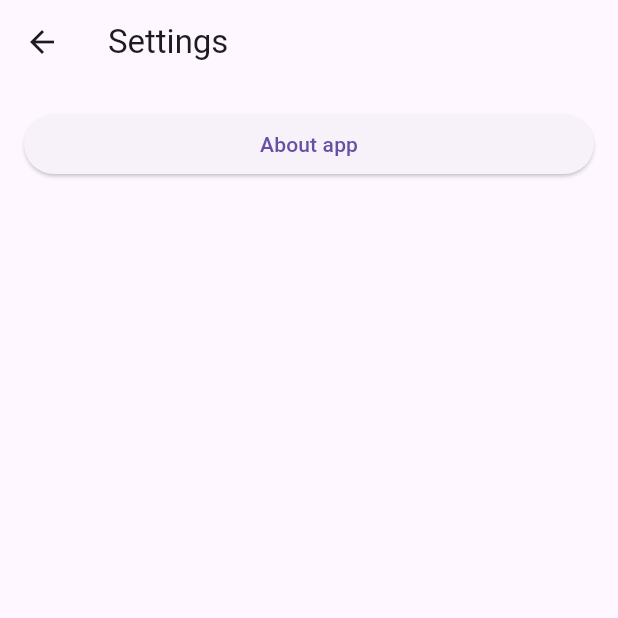
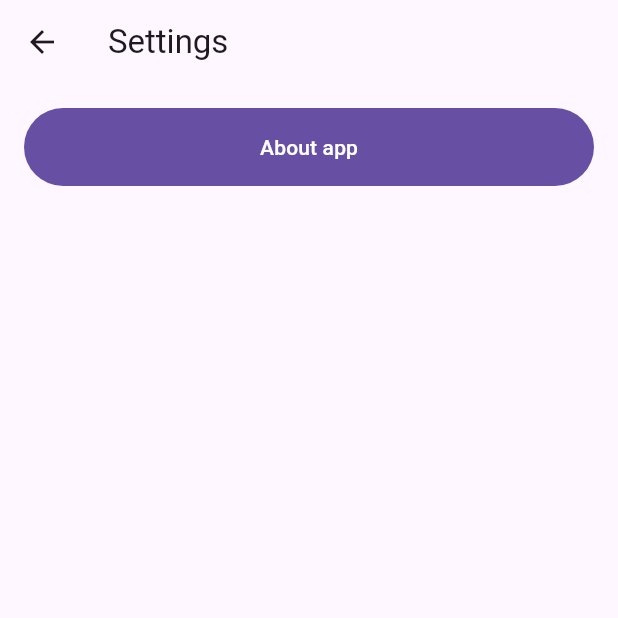
Before and after one commit to morkovkaTelegram/FreeBuddy_Next, a Flutter app: the SettingsPage screen opened by its route, on a phone screen of 412 x 824 dp, the top half of it. Run offline on Flutter 3.47's test engine with Material 2 defaults, Android fonts, the phone set to English and light mode, and no system bars; our stand-ins replace flutter_bloc, logger, rxdart, stream_channel, streaming_shared_preferences; missing offline and left inert: app_settings, crclib, flutter_foreground_task, the_last_bluetooth; generated files the repository leaves out were written again.

Commit message:
more visible

```diff
--- a/lib/ui/pages/settings/settings_page.dart
+++ b/lib/ui/pages/settings/settings_page.dart
@@ -13,10 +13,13 @@ class SettingsPage extends StatelessWidget {
         child: ListView(
           padding: const EdgeInsets.all(16.0),
           children: [
-            ElevatedButton(
+            FilledButton(
               onPressed: () =>
                   Navigator.of(context).pushNamed('/settings/about'),
-              child: Text(l.pageAboutTitle),
+              child: Padding(
+                padding: const EdgeInsets.all(16.0),
+                child: Text(l.pageAboutTitle),
+              ),
             )
           ],
         ),
```
